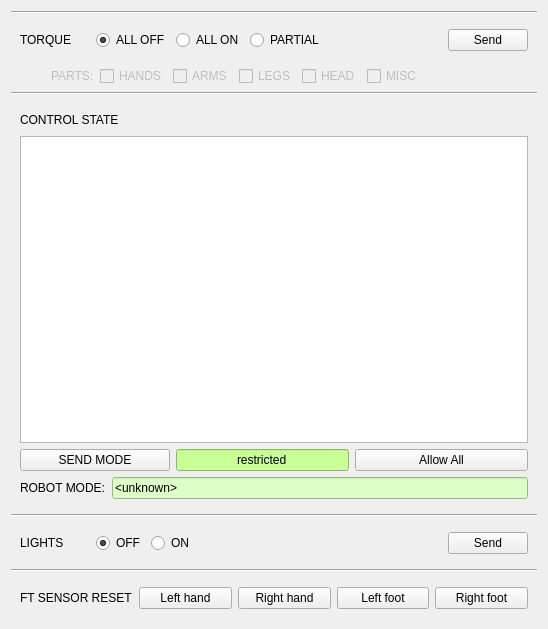
Before: the Qt Designer form thor_mang_supervisor/resource/supervisor.ui in thor-mang/thor_mang_ui, drawn with Qt 5.
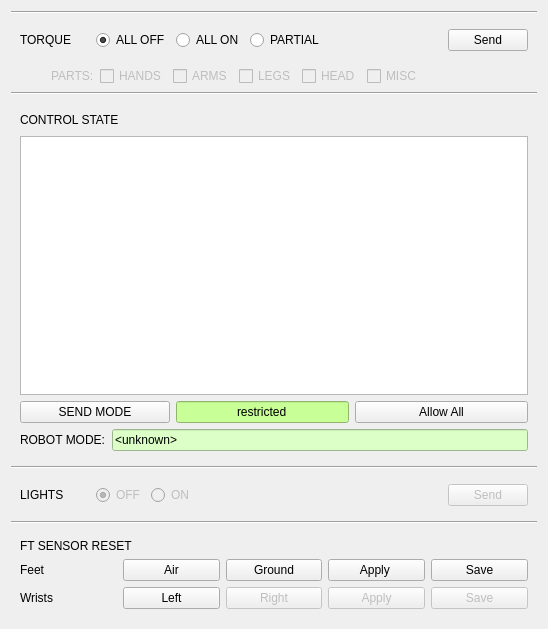
After: the same form once the commit is applied.

Commit message: readded ft calibration functionality

Patch:
```diff
--- a/thor_mang_supervisor/resource/supervisor.ui
+++ b/thor_mang_supervisor/resource/supervisor.ui
@@ -343,6 +343,9 @@
       </item>
       <item>
        <widget class="QRadioButton" name="lights_off">
+        <property name="enabled">
+         <bool>false</bool>
+        </property>
         <property name="text">
          <string>OFF</string>
         </property>
@@ -356,6 +359,9 @@
       </item>
       <item>
        <widget class="QRadioButton" name="lights_on">
+        <property name="enabled">
+         <bool>false</bool>
+        </property>
         <property name="text">
          <string>ON</string>
         </property>
@@ -376,6 +382,9 @@
       </item>
       <item>
        <widget class="QPushButton" name="send_lights_mode">
+        <property name="enabled">
+         <bool>false</bool>
+        </property>
         <property name="text">
          <string>Send</string>
         </property>
@@ -393,7 +402,7 @@
    </item>
    <item>
     <widget class="QWidget" name="reset_ft" native="true">
-     <layout class="QHBoxLayout" name="horizontalLayout_7">
+     <layout class="QVBoxLayout" name="verticalLayout">
       <item>
        <widget class="QLabel" name="ft_sensor_reset_label">
         <property name="text">
@@ -402,32 +411,91 @@
        </widget>
       </item>
       <item>
-       <widget class="QPushButton" name="reset_l_hand_button">
+       <layout class="QHBoxLayout" name="horizontalLayout_5">
+        <item>
+         <widget class="QLabel" name="label_2">
         <property name="text">
-         <string>Left hand</string>
+           <string>Feet</string>
         </property>
        </widget>
       </item>
       <item>
-       <widget class="QPushButton" name="reset_r_hand_button">
+         <widget class="QPushButton" name="ft_feet_air_button">
         <property name="text">
-         <string>Right hand</string>
+           <string>Air</string>
         </property>
        </widget>
       </item>
       <item>
-       <widget class="QPushButton" name="reset_l_foot_button">
+         <widget class="QPushButton" name="ft_feet_ground_button">
         <property name="text">
-         <string>Left foot</string>
+           <string>Ground</string>
         </property>
        </widget>
       </item>
       <item>
-       <widget class="QPushButton" name="reset_r_foot_button">
+         <widget class="QPushButton" name="ft_feet_apply_button">
         <property name="text">
-         <string>Right foot</string>
-        </property>
-       </widget>
+           <string>Apply </string>
+          </property>
+         </widget>
+        </item>
+        <item>
+         <widget class="QPushButton" name="ft_feet_save_button">
+          <property name="text">
+           <string>Save</string>
+          </property>
+         </widget>
+        </item>
+       </layout>
+      </item>
+      <item>
+       <layout class="QHBoxLayout" name="horizontalLayout_7">
+        <item>
+         <widget class="QLabel" name="label_3">
+          <property name="text">
+           <string>Wrists</string>
+          </property>
+         </widget>
+        </item>
+        <item>
+         <widget class="QPushButton" name="ft_wrists_left_button">
+          <property name="text">
+           <string>Left</string>
+          </property>
+         </widget>
+        </item>
+        <item>
+         <widget class="QPushButton" name="ft_wrists_right_button">
+          <property name="enabled">
+           <bool>false</bool>
+          </property>
+          <property name="text">
+           <string>Right</string>
+          </property>
+         </widget>
+        </item>
+        <item>
+         <widget class="QPushButton" name="ft_wrists_apply_button">
+          <property name="enabled">
+           <bool>false</bool>
+          </property>
+          <property name="text">
+           <string>Apply</string>
+          </property>
+         </widget>
+        </item>
+        <item>
+         <widget class="QPushButton" name="ft_wrists_save_button">
+          <property name="enabled">
+           <bool>false</bool>
+          </property>
+          <property name="text">
+           <string>Save</string>
+          </property>
+         </widget>
+        </item>
+       </layout>
       </item>
      </layout>
     </widget>
```
Lines whose indentation alone changed are shown as unchanged. The commit also changes 1 other file.
